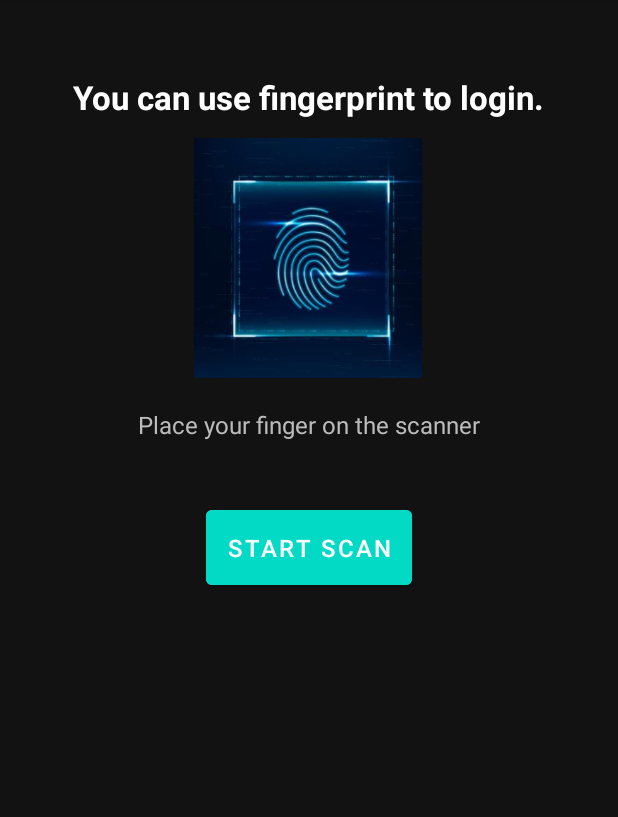
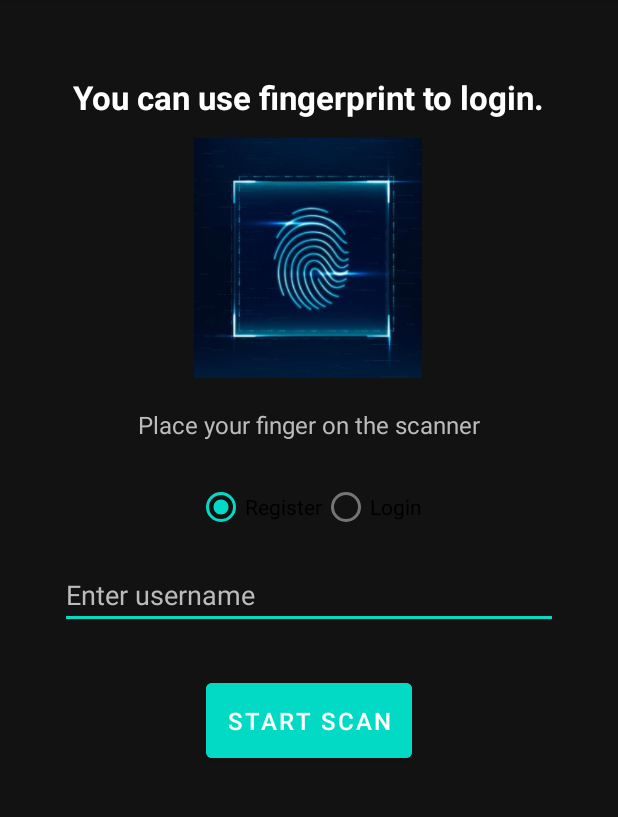
Before and after one commit to C0deCrypt/Auth2X, an Android app built with Jetpack Compose: the screen it shows after launch (MainActivity), on a phone screen of 412 x 824 dp, the part 84-901 px from its top. Run offline under Robolectric (Android 15) with nearby library versions, the phone set to English and light mode, and no system bars.

Commit message:
Updated GUI logic with cleaner structure and better responsiveness

```diff
--- a/Fingerprint_registration/Android_app/app/src/main/res/layout/activity_main.xml
+++ b/Fingerprint_registration/Android_app/app/src/main/res/layout/activity_main.xml
@@ -1,12 +1,4 @@
-<?xml version="1.0" encoding="utf-8"?>
-<androidx.constraintlayout.widget.ConstraintLayout
-    xmlns:android="http://schemas.android.com/apk/res/android"
-    xmlns:app="http://schemas.android.com/apk/res-auto"
-    xmlns:tools="http://schemas.android.com/tools"
-    android:layout_width="match_parent"
-    android:layout_height="match_parent"
-    android:background="#121212"
-    tools:context=".MainActivity">
+<?xml version="1.0" encoding="utf-8"?><androidx.constraintlayout.widget.ConstraintLayout xmlns:android="http://schemas.android.com/apk/res/android" xmlns:app="http://schemas.android.com/apk/res-auto" xmlns:tools="http://schemas.android.com/tools" android:layout_width="match_parent" android:layout_height="match_parent" android:background="#121212" tools:context=".MainActivity">
 
     <TextView
         android:id="@+id/statusText"
@@ -44,6 +36,45 @@
         app:layout_constraintEnd_toEndOf="parent"
         android:layout_marginTop="20dp"/>
 
+    <RadioGroup
+        android:id="@+id/modeGroup"
+        android:layout_width="wrap_content"
+        android:layout_height="wrap_content"
+        android:orientation="horizontal"
+        app:layout_constraintTop_toBottomOf="@id/instructionText"
+        app:layout_constraintStart_toStartOf="parent"
+        app:layout_constraintEnd_toEndOf="parent"
+        android:layout_marginTop="20dp">
+
+        <RadioButton
+            android:id="@+id/registerRadio"
+            android:layout_width="wrap_content"
+            android:layout_height="wrap_content"
+            android:text="Register"
+            android:checked="true" />
+
+        <RadioButton
+            android:id="@+id/loginRadio"
+            android:layout_width="wrap_content"
+            android:layout_height="wrap_content"
+            android:text="Login" />
+    </RadioGroup>
+
+    <EditText
+        android:id="@+id/usernameInput"
+        android:layout_width="0dp"
+        android:layout_height="wrap_content"
+        android:hint="Enter username"
+        android:textColorHint="#BBBBBB"
+        android:textColor="#FFFFFF"
+        android:inputType="text"
+        android:backgroundTint="#03DAC5"
+        app:layout_constraintTop_toBottomOf="@id/modeGroup"
+        app:layout_constraintStart_toStartOf="parent"
+        app:layout_constraintEnd_toEndOf="parent"
+        android:layout_marginTop="12dp"
+        android:layout_marginHorizontal="40dp"/>
+
     <Button
         android:id="@+id/authButton"
         android:layout_width="wrap_content"
@@ -53,9 +84,9 @@
         android:backgroundTint="#03DAC5"
         android:textSize="16sp"
         android:padding="14dp"
-        app:layout_constraintTop_toBottomOf="@id/instructionText"
+        app:layout_constraintTop_toBottomOf="@id/usernameInput"
         app:layout_constraintStart_toStartOf="parent"
         app:layout_constraintEnd_toEndOf="parent"
-        android:layout_marginTop="40dp"/>
+        android:layout_marginTop="30dp"/>
 
 </androidx.constraintlayout.widget.ConstraintLayout>
```
Also changed, not shown: Fingerprint_registration/Android_app/app/src/main/java/com/ramlah/fingerprintconnection/MainActivity.java (+50 -26 lines).
